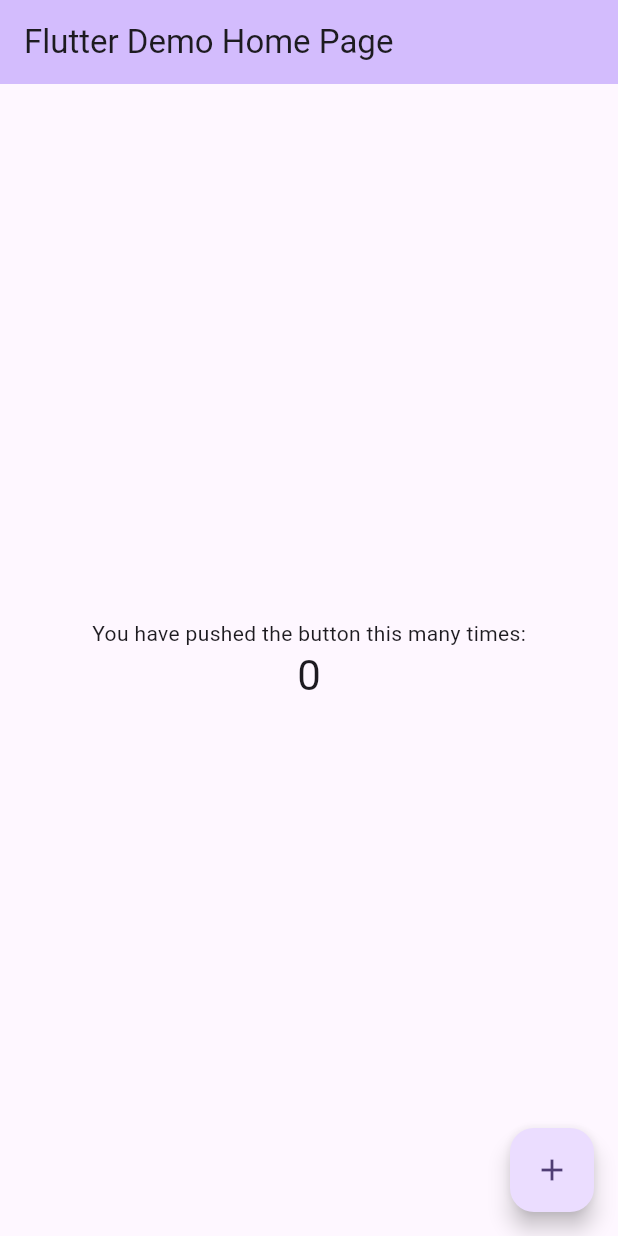
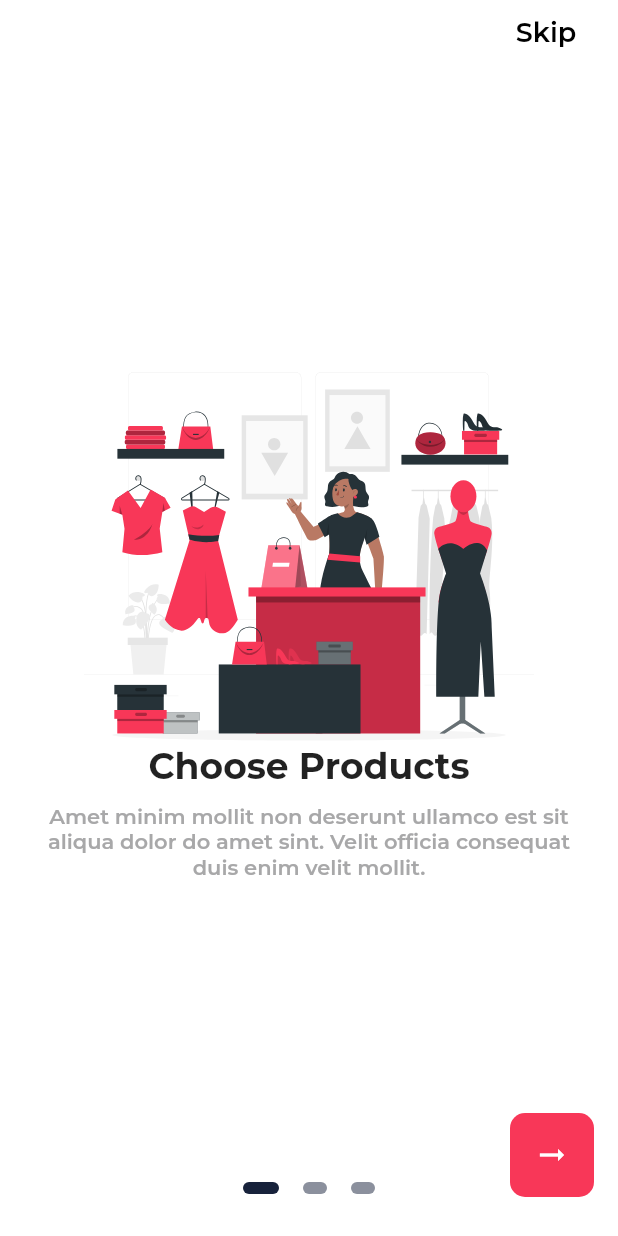
Before and after one commit to AgungAditia/E-Commerce-stylish, a Flutter app: the screen it shows after launch, on a phone screen of 412 x 824 dp. Run offline on Flutter 3.47's test engine with Material 2 defaults, Android fonts, the phone set to English and light mode, and no system bars; drawn by our look-alikes of flutter_onboarding_slider; our stand-ins replace flutter_svg, google_fonts.

Commit message:
Slicing UI splash and onboarding page

```diff
--- a/lib/main.dart
+++ b/lib/main.dart
@@ -1,4 +1,6 @@
 import 'package:flutter/material.dart';
+import 'package:stylish/views/pages/onboarding_page.dart';
+import 'package:stylish/views/pages/splash_page.dart';
 
 void main() {
   runApp(const MyApp());
@@ -7,120 +9,11 @@ void main() {
 class MyApp extends StatelessWidget {
   const MyApp({super.key});
 
-  // This widget is the root of your application.
   @override
   Widget build(BuildContext context) {
-    return MaterialApp(
-      title: 'Flutter Demo',
-
-      theme: ThemeData(
-        // This is the theme of your application.
-        //
-        // TRY THIS: Try running your application with "flutter run". You'll see
-        // the application has a blue toolbar. Then, without quitting the app,
-        // try changing the seedColor in the colorScheme below to Colors.green
-        // and then invoke "hot reload" (save your changes or press the "hot
-        // reload" button in a Flutter-supported IDE, or press "r" if you used
-        // the command line to start the app).
-        //
-        // Notice that the counter didn't reset back to zero; the application
-        // state is not lost during the reload. To reset the state, use hot
-        // restart instead.
-        //
-        // This works for code too, not just values: Most code changes can be
-        // tested with just a hot reload.
-        colorScheme: ColorScheme.fromSeed(seedColor: Colors.deepPurple),
-        useMaterial3: true,
-      ),
-      home: const MyHomePage(title: 'Flutter Demo Home Page'),
+    return const MaterialApp(
+      debugShowCheckedModeBanner: false,
+      home: SplashPage(),
     );
   }
 }
-
-class MyHomePage extends StatefulWidget {
-  const MyHomePage({super.key, required this.title});
-
-  // This widget is the home page of your application. It is stateful, meaning
-  // that it has a State object (defined below) that contains fields that affect
-  // how it looks.
-
-  // This class is the configuration for the state. It holds the values (in this
-  // case the title) provided by the parent (in this case the App widget) and
-  // used by the build method of the State. Fields in a Widget subclass are
-  // always marked "final".
-
-  final String title;
-
-  @override
-  State<MyHomePage> createState() => _MyHomePageState();
-}
-
-class _MyHomePageState extends State<MyHomePage> {
-  int _counter = 0;
-
-  void _incrementCounter() {
-    setState(() {
-      // This call to setState tells the Flutter framework that something has
-      // changed in this State, which causes it to rerun the build method below
-      // so that the display can reflect the updated values. If we changed
-      // _counter without calling setState(), then the build method would not be
-      // called again, and so nothing would appear to happen.
-      _counter++;
-    });
-  }
-
-  @override
-  Widget build(BuildContext context) {
-    // This method is rerun every time setState is called, for instance as done
-    // by the _incrementCounter method above.
-    //
-    // The Flutter framework has been optimized to make rerunning build methods
-    // fast, so that you can just rebuild anything that needs updating rather
-    // than having to individually change instances of widgets.
-    return Scaffold(
-      appBar: AppBar(
-        // TRY THIS: Try changing the color here to a specific color (to
-        // Colors.amber, perhaps?) and trigger a hot reload to see the AppBar
-        // change color while the other colors stay the same.
-        backgroundColor: Theme.of(context).colorScheme.inversePrimary,
-        // Here we take the value from the MyHomePage object that was created by
-        // the App.build method, and use it to set our appbar title.
-        title: Text(widget.title),
-      ),
-      body: Center(
-        // Center is a layout widget. It takes a single child and positions it
-        // in the middle of the parent.
-        child: Column(
-          // Column is also a layout widget. It takes a list of children and
-          // arranges them vertically. By default, it sizes itself to fit its
-          // children horizontally, and tries to be as tall as its parent.
-          //
-          // Column has various properties to control how it sizes itself and
-          // how it positions its children. Here we use mainAxisAlignment to
-          // center the children vertically; the main axis here is the vertical
-          // axis because Columns are vertical (the cross axis would be
-          // horizontal).
-          //
-          // TRY THIS: Invoke "debug painting" (choose the "Toggle Debug Paint"
-          // action in the IDE, or press "p" in the console), to see the
-          // wireframe for each widget.
-          mainAxisAlignment: MainAxisAlignment.center,
-          children: <Widget>[
-            const Text(
-              'You have pushed the button this many times:',
-            ),
-            Text(
-              '$_counter',
-              style: Theme.of(context).textTheme.headlineMedium,
-            ),
-          ],
-        ),
-      ),
-      floatingActionButton: FloatingActionButton(
-        onPressed: _incrementCounter,
-        tooltip: 'Increment',
-        child: const Icon(Icons.add),
-      ), // This trailing comma makes auto-formatting nicer for build methods.
-    );
-  }
-}
--- /dev/null
+++ b/lib/views/pages/onboarding_page.dart
@@ -0,0 +1,150 @@
+import 'package:flutter/material.dart';
+import 'package:flutter_onboarding_slider/flutter_onboarding_slider.dart';
+import 'package:flutter_svg/flutter_svg.dart';
+import 'package:google_fonts/google_fonts.dart';
+
+class OnBoardingPage extends StatelessWidget {
+  const OnBoardingPage({super.key});
+
+  @override
+  Widget build(BuildContext context) {
+    return Scaffold(
+      body: OnBoardingSlider(
+        finishButtonText: 'Get Started',
+        finishButtonTextStyle: GoogleFonts.montserrat(
+          fontSize: 18,
+          color: Colors.white,
+          fontWeight: FontWeight.w600,
+        ),
+        finishButtonStyle: FinishButtonStyle(
+          backgroundColor: const Color(0XFFF83758),
+          shape: RoundedRectangleBorder(
+            borderRadius: BorderRadius.circular(10),
+          ),
+        ),
+        skipIcon: const Icon(Icons.arrow_right_alt),
+        addController: true,
+        controllerColor: const Color(0XFF17223B),
+        imageVerticalOffset: 177,
+        centerBackground: true,
+        pageBackgroundColor: Colors.white,
+        headerBackgroundColor: Colors.white,
+        skipTextButton: Text(
+          'Skip',
+          style: GoogleFonts.montserrat(
+            fontSize: 18,
+            color: Colors.black,
+            fontWeight: FontWeight.w600,
+          ),
+        ),
+        trailing: Text(
+          'Login',
+          style: GoogleFonts.montserrat(
+            fontSize: 18,
+            color: Colors.black,
+            fontWeight: FontWeight.w600,
+          ),
+        ),
+        background: [
+          SvgPicture.asset('assets/images/onboarding1.svg'),
+          SvgPicture.asset('assets/images/onboarding2.svg'),
+          SvgPicture.asset('assets/images/onboarding3.svg'),
+        ],
+        totalPage: 3,
+        speed: 1.8,
+        pageBodies: [
+          Padding(
+            padding: const EdgeInsets.all(20.0),
+            child: Column(
+              mainAxisAlignment: MainAxisAlignment.center,
+              children: [
+                const SizedBox(
+                  height: 250,
+                ),
+                Text(
+                  'Choose Products',
+                  style: GoogleFonts.montserrat(
+                    fontSize: 24,
+                    fontWeight: FontWeight.bold,
+                  ),
+                ),
+                const SizedBox(
+                  height: 10,
+                ),
+                Text(
+                  'Amet minim mollit non deserunt ullamco est sit aliqua dolor do amet sint. Velit officia consequat duis enim velit mollit.',
+                  textAlign: TextAlign.center,
+                  style: GoogleFonts.montserrat(
+                    color: const Color(0XFFA8A8A9),
+                    fontSize: 14,
+                    fontWeight: FontWeight.w600,
+                  ),
+                ),
+              ],
+            ),
+          ),
+          Padding(
+            padding: const EdgeInsets.all(20.0),
+            child: Column(
+              mainAxisAlignment: MainAxisAlignment.center,
+              children: [
+                const SizedBox(
+                  height: 150,
+                ),
+                Text(
+                  'Make Payment',
+                  style: GoogleFonts.montserrat(
+                    fontSize: 24,
+                    fontWeight: FontWeight.bold,
+                  ),
+                ),
+                const SizedBox(
+                  height: 10,
+                ),
+                Text(
+                  'Amet minim mollit non deserunt ullamco est sit aliqua dolor do amet sint. Velit officia consequat duis enim velit mollit.',
+                  textAlign: TextAlign.center,
+                  style: GoogleFonts.montserrat(
+                    color: const Color(0XFFA8A8A9),
+                    fontSize: 14,
+                    fontWeight: FontWeight.w600,
+                  ),
+                ),
+              ],
+            ),
+          ),
+          Padding(
+            padding: const EdgeInsets.all(20.0),
+            child: Column(
+              mainAxisAlignment: MainAxisAlignment.center,
+              children: [
+                const SizedBox(
+                  height: 250,
+                ),
+                Text(
+                  'Get Your Order',
+                  style: GoogleFonts.montserrat(
+                    fontSize: 24,
+                    fontWeight: FontWeight.bold,
+                  ),
+                ),
+                const SizedBox(
+                  height: 10,
+                ),
+                Text(
+                  'Amet minim mollit non deserunt ullamco est sit aliqua dolor do amet sint. Velit officia consequat duis enim velit mollit.',
+                  textAlign: TextAlign.center,
+                  style: GoogleFonts.montserrat(
+                    color: const Color(0XFFA8A8A9),
+                    fontSize: 14,
+                    fontWeight: FontWeight.w600,
+                  ),
+                ),
+              ],
+            ),
+          ),
+        ],
+      ),
+    );
+  }
+}
--- /dev/null
+++ b/lib/views/pages/splash_page.dart
@@ -0,0 +1,33 @@
+import 'dart:async';
+
+import 'package:flutter/material.dart';
+import 'package:flutter_svg/flutter_svg.dart';
+import 'package:stylish/views/pages/onboarding_page.dart';
+
+class SplashPage extends StatefulWidget {
+  const SplashPage({super.key});
+
+  @override
+  State<SplashPage> createState() => _SplashPageState();
+}
+
+class _SplashPageState extends State<SplashPage> {
+  @override
+  void initState() {
+    super.initState();
+    Timer(const Duration(seconds: 3), () {
+      Navigator.of(context).pushReplacement(MaterialPageRoute(
+        builder: (context) => const  OnBoardingPage(),
+      ));
+    });
+  }
+
+  @override
+  Widget build(BuildContext context) {
+    return Scaffold(
+      body: Center(
+        child: SvgPicture.asset('assets/images/splash.svg'),
+      ),
+    );
+  }
+}
```
Also changed, not shown: pubspec.yaml (+6 -1 lines), assets/images/onboarding1.svg (added), assets/images/onboarding2.svg (added), assets/images/onboarding3.svg (added), assets/images/splash.svg (added), pubspec.lock.
